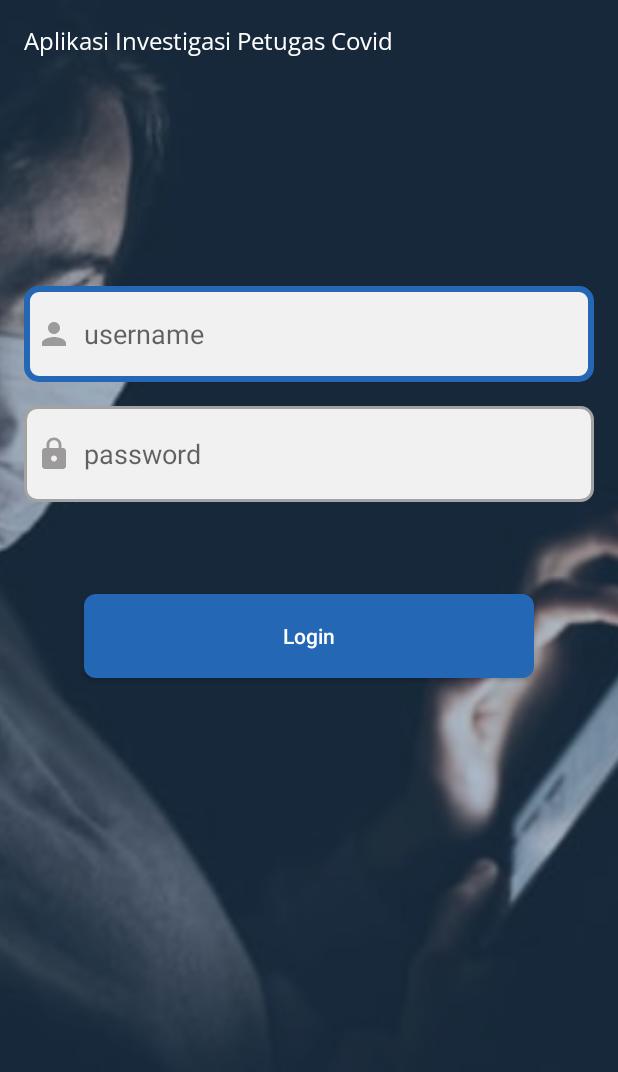
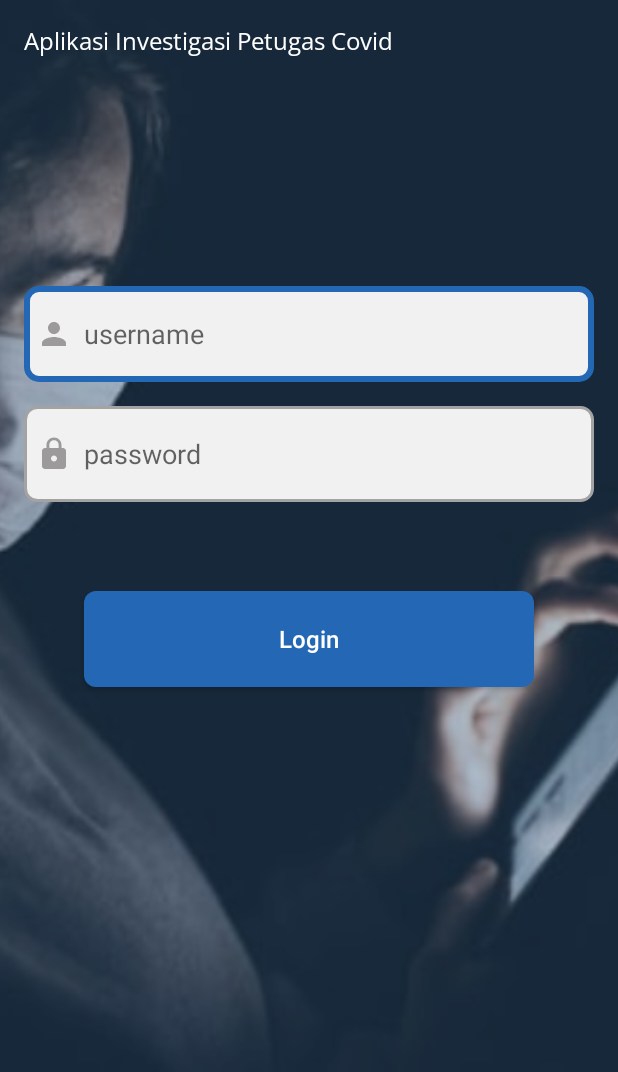
Before and after one commit to roningrum/BidikCovid, an Android app: the screen it shows after launch (LoginUserActivity), on a phone screen of 412 x 824 dp, the part 164-1236 px from its top. Run offline under Robolectric (Android 15) with nearby library versions, the phone set to English and light mode, and no system bars.

Commit message:
update login form

```diff
--- a/app/src/main/java/id/go/dkksemarang/bidikcovid/login/LoginUserActivity.kt
+++ b/app/src/main/java/id/go/dkksemarang/bidikcovid/login/LoginUserActivity.kt
@@ -1,6 +1,7 @@
 package id.go.dkksemarang.bidikcovid.login
 
 import android.content.Intent
+import android.content.res.Resources
 import android.os.Bundle
 import android.util.Log
 import android.widget.Toast
@@ -44,4 +45,11 @@ class LoginUserActivity : AppCompatActivity() {
             }
         }
     }
+
+    override fun getResources(): Resources {
+        return super.getResources().apply {
+            configuration.fontScale = 1F
+            updateConfiguration(configuration, displayMetrics)
+        }
+    }
 }
--- a/app/src/main/res/layout/activity_login_user.xml
+++ b/app/src/main/res/layout/activity_login_user.xml
@@ -56,7 +56,7 @@
         android:id="@+id/btn_login_user"
         style="@style/Widget.AppCompat.Button"
         android:layout_width="300dp"
-        android:layout_height="56dp"
+        android:layout_height="64dp"
         android:layout_marginStart="16dp"
         android:layout_marginEnd="16dp"
         android:layout_marginBottom="32dp"
@@ -65,6 +65,7 @@
         android:text="Login"
         android:textAllCaps="false"
         android:textColor="#FFFFFF"
+        android:textSize="16sp"
         app:layout_constraintBottom_toBottomOf="@+id/img_bg_login"
         app:layout_constraintEnd_toEndOf="parent"
         app:layout_constraintStart_toStartOf="parent"
```
